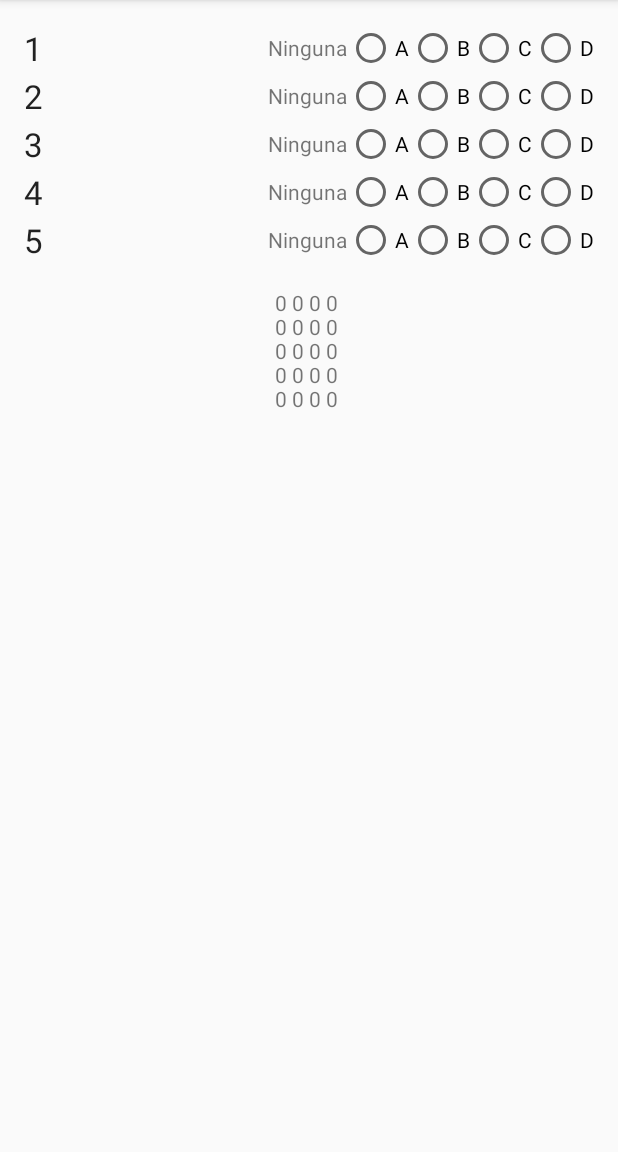
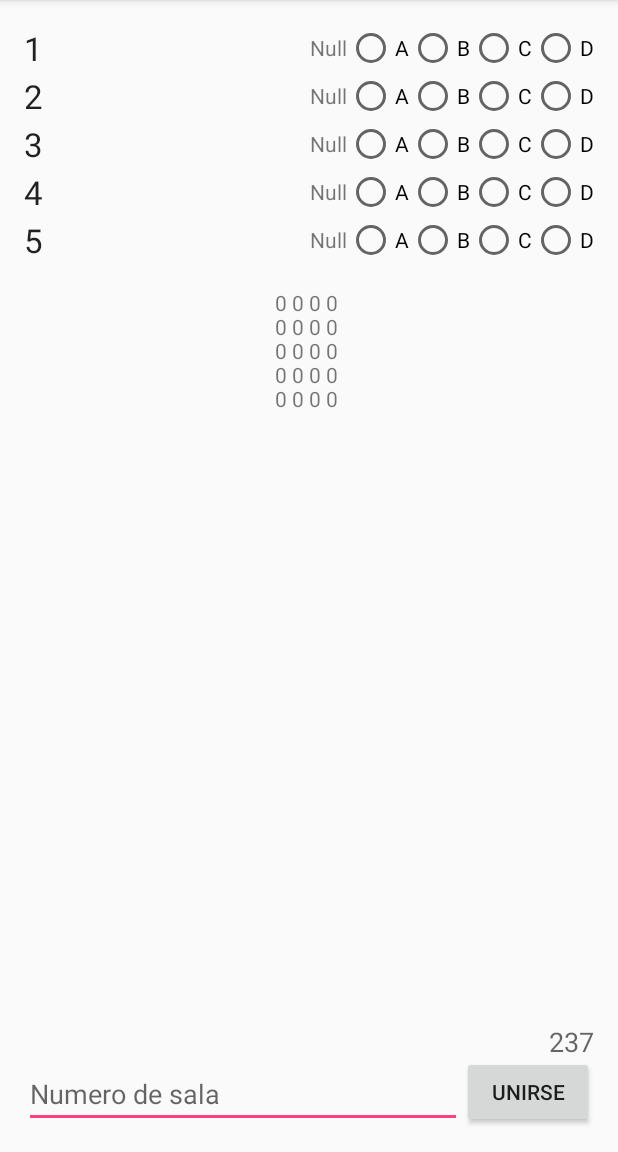
Before and after one commit to Archive-Org/Studyless, an Android app: the screen it shows after launch (MainActivity), on a phone screen of 412 x 824 dp, the part 84-1236 px from its top. Run offline under Robolectric (Android 15) with nearby library versions, the phone set to English and light mode, and no system bars; our stand-ins replace Firebase (no records; nobody signed in at launch, a user with empty details on screens opened directly); 3 statements that could not run were skipped.

Commit message:
Added rooms support
//TODO do not initialize room if data in it
//TODO Change votes

*WORKING*

```diff
--- a/mobile/src/main/java/com/company/studyless/MainActivity.java
+++ b/mobile/src/main/java/com/company/studyless/MainActivity.java
@@ -3,6 +3,7 @@ package com.company.studyless;
 import android.os.Bundle;
 import android.support.v7.app.AppCompatActivity;
 import android.view.View;
+import android.widget.EditText;
 import android.widget.RadioGroup;
 import android.widget.TextView;
 import android.widget.Toast;
@@ -13,45 +14,29 @@ import com.google.firebase.database.DatabaseReference;
 import com.google.firebase.database.FirebaseDatabase;
 import com.google.firebase.database.ValueEventListener;
 
+import java.util.Random;
+
 public class MainActivity extends AppCompatActivity {
     RadioGroup G1, G2, G3, G4, G5;
-    TextView result1, result2, result3, result4, result5, matrixText;
+    TextView result1, result2, result3, result4, result5, matrixText, RoomTextView;
+    EditText roomField;
     DatabaseReference mDatabase;
     matrix matrix = new matrix();
-    int room = 4353;
-
+    Random random = new Random();
+    int room = random.nextInt(1000) + 1;
 
     @Override
     protected void onCreate(Bundle savedInstanceState) {
         super.onCreate(savedInstanceState);
         setContentView(R.layout.questions);
-        G1 = (RadioGroup) findViewById(R.id.radioGroup1);
-        G2 = (RadioGroup) findViewById(R.id.radioGroup2);
-        G3 = (RadioGroup) findViewById(R.id.radioGroup3);
-        G4 = (RadioGroup) findViewById(R.id.radioGroup4);
-        G5 = (RadioGroup) findViewById(R.id.radioGroup5);
-        result1 = (TextView) findViewById(R.id.resultado1);
-        result2 = (TextView) findViewById(R.id.resultado2);
-        result3 = (TextView) findViewById(R.id.resultado3);
-        result4 = (TextView) findViewById(R.id.resultado4);
-        result5 = (TextView) findViewById(R.id.resultado5);
-        matrixText = (TextView) findViewById(R.id.matrixText);
+        bindObjects();
+
+        RoomTextView.setText(String.valueOf(room));
         mDatabase = FirebaseDatabase.getInstance().getReference();
-        initializeRoom();
-        //Read from Database
-        mDatabase.addValueEventListener(new ValueEventListener() {
-            @Override
-            public void onDataChange(DataSnapshot dataSnapshot) {
-                matrix.SyncWDB(dataSnapshot.child("room_" + room).getValue());
-                matrixText.setText(matrix.matrix2string(matrix.getData(), 5, 4));
-            }
-            @Override
-            public void onCancelled(DatabaseError databaseError) {
+        initializeRoom(room);
+        getDatabase();
 
-            }
-        });
     }
-
     public void buttonClickListener(View v) {
         String tag = (String) v.getTag();
         String[] parts = tag.split(",");
@@ -71,18 +56,18 @@ public class MainActivity extends AppCompatActivity {
 
     public void updateEntry(int row, int column) {
         int value = matrix.getData()[row][column] + 1;
-        mDatabase.child("room_" + room + "/" + row + "/" + column + "").setValue(value);
+        mDatabase.child("room_" + room).child(row + "/" + column + "").setValue(value);
 
 
 
     }
 
-    public void initializeRoom() {
+    public void initializeRoom(int roomNumber) {
         int e = 0;
         int i = 0;
         while (e < 5) {
             while (i < 4) {
-                mDatabase.child("room_" + room + "/" + e + "/" + i + "").setValue(0);
+                mDatabase.child("room_" + roomNumber + "/" + e + "/" + i + "").setValue(0);
                 i++;
             }
             i = 0;
@@ -91,4 +76,63 @@ public class MainActivity extends AppCompatActivity {
         }
     }
 
+    public void changeRoom(View v) {
+        int n = Integer.parseInt(roomField.getText().toString());
+        initializeRoom(n);
+        room = n;
+        mDatabase = FirebaseDatabase.getInstance().getReference();
+        G1.clearCheck();
+        G2.clearCheck();
+        G3.clearCheck();
+        G4.clearCheck();
+        G5.clearCheck();
+        RoomTextView.setText(String.valueOf(room));
+
+        getDatabase();
+    }
+
+    public void bindObjects() {
+        G1 = (RadioGroup) findViewById(R.id.radioGroup1);
+        G2 = (RadioGroup) findViewById(R.id.radioGroup2);
+        G3 = (RadioGroup) findViewById(R.id.radioGroup3);
+        G4 = (RadioGroup) findViewById(R.id.radioGroup4);
+        G5 = (RadioGroup) findViewById(R.id.radioGroup5);
+        result1 = (TextView) findViewById(R.id.resultado1);
+        result2 = (TextView) findViewById(R.id.resultado2);
+        result3 = (TextView) findViewById(R.id.resultado3);
+        result4 = (TextView) findViewById(R.id.resultado4);
+        result5 = (TextView) findViewById(R.id.resultado5);
+        roomField = (EditText) findViewById(R.id.roomField);
+        matrixText = (TextView) findViewById(R.id.matrixText);
+        RoomTextView = (TextView) findViewById(R.id.RoomTextViex);
+
+    }
+
+    public void getDatabase() {
+        mDatabase = FirebaseDatabase.getInstance().getReference();
+        mDatabase.child("room_" + room).addValueEventListener(new ValueEventListener() {
+            @Override
+            public void onDataChange(DataSnapshot dataSnapshot) {
+                matrix.SyncWDB(dataSnapshot.getValue());
+                matrixText.setText(matrix.matrix2string(matrix.getData(), 5, 4));
+                result1.setText(matrix.MostVoted(0));
+                result2.setText(matrix.MostVoted(1));
+                result3.setText(matrix.MostVoted(2));
+                result4.setText(matrix.MostVoted(3));
+                result5.setText(matrix.MostVoted(4));
+            }
+
+            @Override
+            public void onCancelled(DatabaseError databaseError) {
+
+            }
+        });
+
+
+    }
+
+
+
+
+
 }
--- a/mobile/src/main/java/com/company/studyless/matrix.java
+++ b/mobile/src/main/java/com/company/studyless/matrix.java
@@ -10,6 +10,7 @@ public class matrix {
     }
 
     public void SyncWDB(Object dbValue) {
+        try {
             ArrayList level1 = (ArrayList) dbValue;
             int e = 0;
             int i = 0;
@@ -25,6 +26,23 @@ public class matrix {
                 i = 0;
                 e++;
             }
+        } catch (IndexOutOfBoundsException e) {
+            System.out.println("Fallooooooooooooooooooooooooooo");
+        }
+    }
+
+    public String MostVoted(int row) {
+        String prefered = "Null";
+        if (Data[row][0] > Data[row][1] && Data[row][0] > Data[row][2] && Data[row][0] > Data[row][3]) {
+            prefered = "A";
+        } else if (Data[row][1] > Data[row][0] && Data[row][1] > Data[row][2] && Data[row][1] > Data[row][3]) {
+            prefered = "B";
+        } else if (Data[row][2] > Data[row][0] && Data[row][2] > Data[row][1] && Data[row][2] > Data[row][3]) {
+            prefered = "C";
+        } else if (Data[row][3] > Data[row][0] && Data[row][3] > Data[row][1] && Data[row][3] > Data[row][2]) {
+            prefered = "D";
+        }
+        return prefered;
 
     }
 
--- /dev/null
+++ b/mobile/src/main/java/com/company/studyless/utils.java
@@ -0,0 +1,6 @@
+package com.company.studyless;
+
+public class utils {
+
+
+}
--- a/mobile/src/main/res/layout/questions.xml
+++ b/mobile/src/main/res/layout/questions.xml
@@ -57,12 +57,13 @@
 
             <RadioButton
                 android:id="@+id/rb1d"
-                android:layout_width="wrap_content"
+                android:layout_width="match_parent"
                 android:layout_height="wrap_content"
                 android:onClick="buttonClickListener"
                 android:tag="0,3"
                 android:text="D"
                 />
+
         </RadioGroup>
 
         <TextView
@@ -367,4 +368,45 @@
         android:layout_gravity="center_horizontal"
         android:text="Small Text"
         android:textAppearance="?android:attr/textAppearanceSmall"/>
+
+    <RelativeLayout
+        android:layout_width="match_parent"
+        android:layout_height="match_parent"
+        android:layout_gravity="center_horizontal">
+
+        <Button
+            android:id="@+id/join"
+            android:layout_width="wrap_content"
+            android:layout_height="wrap_content"
+            android:layout_alignParentBottom="true"
+            android:layout_alignParentEnd="true"
+            android:onClick="changeRoom"
+            android:text="Unirse"/>
+
+        <EditText
+            android:id="@+id/roomField"
+            android:layout_width="wrap_content"
+            android:layout_height="wrap_content"
+            android:layout_alignBottom="@+id/join"
+            android:layout_alignParentStart="true"
+            android:layout_toStartOf="@+id/join"
+            android:ems="10"
+            android:hint="Numero de sala"
+            android:inputType="number"
+            android:lines="1"
+            android:maxLength="14"
+            android:maxLines="1"
+            />
+
+        <TextView
+            android:id="@+id/RoomTextViex"
+            android:layout_width="wrap_content"
+            android:layout_height="wrap_content"
+            android:layout_above="@+id/roomField"
+            android:layout_alignParentEnd="true"
+            android:text="Sala"
+            android:textAppearance="?android:attr/textAppearanceMedium"/>
+    </RelativeLayout>
+
+
 </LinearLayout>
```
Lines whose indentation alone changed are shown as unchanged.
